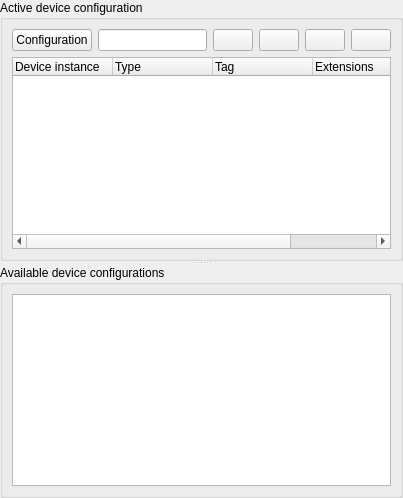
First picture: the form in messdevcfg.ui, repository qmc2/qmc2-mame-fe, before the edit.
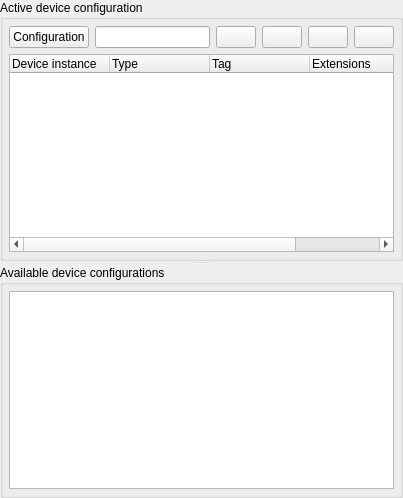
Second picture: the form after the edit. Icons and pictures are not drawn.

Commit message: imp: general layouting facelift (smaller layout content margins)

```diff
--- a/messdevcfg.ui
+++ b/messdevcfg.ui
@@ -196,7 +196,7 @@
    </item>
   </layout>
  </widget>
- <layoutdefault spacing="6" margin="9"/>
+ <layoutdefault spacing="6" margin="6"/>
  <tabstops>
   <tabstop>pushButtonConfiguration</tabstop>
   <tabstop>lineEditConfigurationName</tabstop>
```
The commit also changes 27 other files.
